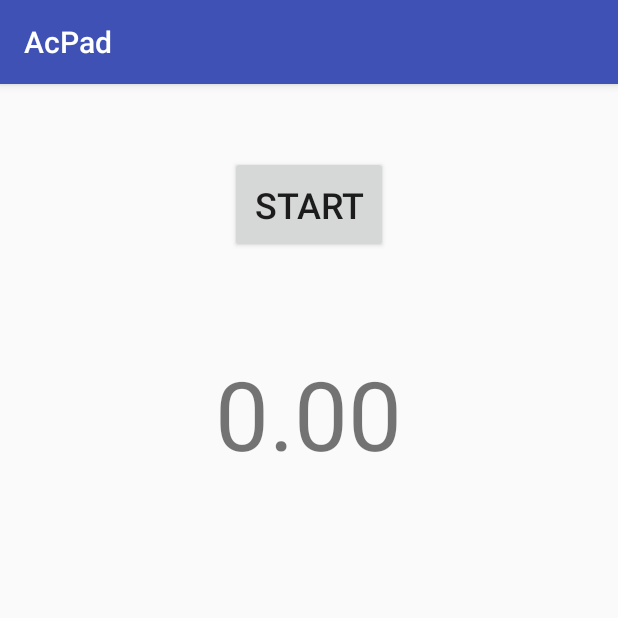
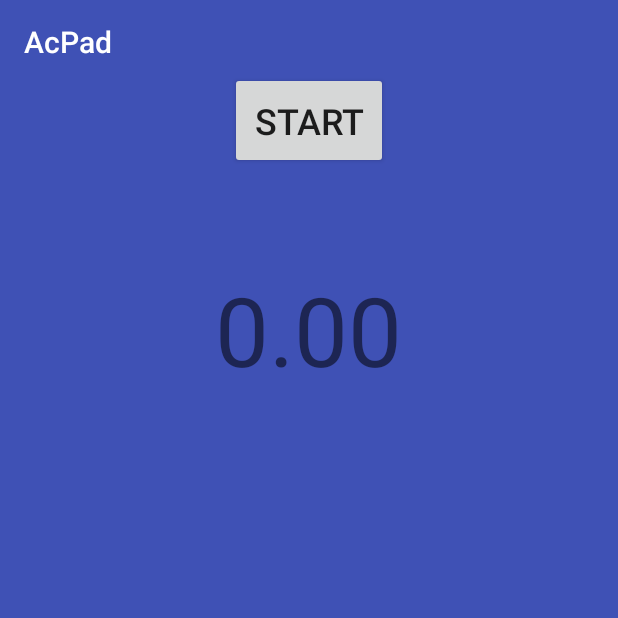
Before and after one commit to jqjiang819/AcousticPad, an Android app: the screen it shows after launch (MainActivity), on a phone screen of 412 x 824 dp, the top half of it. Run offline under Robolectric (Android 15) with nearby library versions, the phone set to English and light mode, and no system bars.

Commit message:
UI: add toolbar

```diff
--- a/app/build.gradle
+++ b/app/build.gradle
@@ -26,6 +26,7 @@ dependencies {
         exclude group: 'com.android.support', module: 'support-annotations'
     })
     compile 'com.android.support:appcompat-v7:25.3.1'
+    compile 'com.android.support:design:25.3.1'
     compile 'com.android.support.constraint:constraint-layout:1.0.2'
     testCompile 'junit:junit:4.12'
 }
--- a/app/src/main/AndroidManifest.xml
+++ b/app/src/main/AndroidManifest.xml
@@ -10,7 +10,7 @@
         android:label="@string/app_name"
         android:roundIcon="@mipmap/ic_launcher_round"
         android:supportsRtl="true"
-        android:theme="@style/AppTheme">
+        android:theme="@style/AppTheme.NoActionBar">
 
 
         <activity android:name=".MainActivity">
--- a/app/src/main/java/com/bigrats/acpad/MainActivity.java
+++ b/app/src/main/java/com/bigrats/acpad/MainActivity.java
@@ -1,11 +1,14 @@
 package com.bigrats.acpad;
 
+import android.Manifest;
 import android.support.v7.app.AppCompatActivity;
 import android.os.Bundle;
+import android.support.v7.widget.Toolbar;
 import android.view.View;
 import android.widget.Button;
 import android.widget.TextView;
 
+import com.bigrats.acpad.utils.PermissionRequest;
 import com.bigrats.acpadlib.AcPadHelper;
 
 import java.text.DecimalFormat;
@@ -19,11 +22,16 @@ public class MainActivity extends AppCompatActivity {
     protected void onCreate(Bundle savedInstanceState) {
         super.onCreate(savedInstanceState);
         setContentView(R.layout.activity_main);
+        requestPermissions();
         initView();
         initListeners();
     }
 
     private void initView() {
+        //Toolbar
+        Toolbar toolbar = (Toolbar) findViewById(R.id.toolbar);
+        setSupportActionBar(toolbar);
+
         this.btn_start = (Button) findViewById(R.id.btn_start);
         this.tv_dist = (TextView) findViewById(R.id.tv_dist);
 
@@ -58,4 +66,11 @@ public class MainActivity extends AppCompatActivity {
             }
         });
     }
+
+    private void requestPermissions(){
+        PermissionRequest permissionRequest = new PermissionRequest(this);
+        permissionRequest.addPermission(Manifest.permission.RECORD_AUDIO, 0);
+        permissionRequest.request();
+    }
+
 }
--- /dev/null
+++ b/app/src/main/java/com/bigrats/acpad/utils/PermissionRequest.java
@@ -0,0 +1,57 @@
+package com.bigrats.acpad.utils;
+
+import android.app.Activity;
+import android.content.pm.PackageManager;
+import android.support.v4.app.ActivityCompat;
+import android.support.v4.content.ContextCompat;
+
+import java.util.ArrayList;
+import java.util.List;
+
+/**
+ * Created by Jiaqiu on 2016/12/10.
+ */
+
+public class PermissionRequest {
+    private List<String> permissions, permissionsRequestList;
+    private List<Integer> request_codes, permissionsRequestCodeList;
+    private Activity activity;
+
+    private static final int REQUEST_CODE = 1;
+
+    public PermissionRequest(Activity activity){
+        this.permissions = new ArrayList<String>();
+        this.request_codes = new ArrayList<Integer>();
+        this.permissionsRequestList = new ArrayList<String>();
+        this.permissionsRequestCodeList = new ArrayList<Integer>();
+        this.activity = activity;
+    }
+
+    public PermissionRequest addPermission(String permission, int req_code){
+        this.permissions.add(permission);
+        this.request_codes.add(req_code);
+        return this;
+    }
+
+    public void request(){
+        this.checkPermissions();
+        if(this.permissionsRequestList.size()==0){
+            return;
+        }
+        ActivityCompat.requestPermissions(this.activity,
+                this.permissionsRequestList.toArray(new String[this.permissionsRequestList.size()]),
+                this.REQUEST_CODE);
+    }
+
+    private void checkPermissions(){
+        for (int i = 0; i < this.permissions.size(); i++) {
+            String permission = this.permissions.get(i);
+            int request_code = this.request_codes.get(i);
+            if(ContextCompat.checkSelfPermission(this.activity,permission)!= PackageManager.PERMISSION_GRANTED){
+                this.permissionsRequestList.add(permission);
+                this.permissionsRequestCodeList.add(request_code);
+            }
+        }
+    }
+
+}
--- a/app/src/main/res/layout/activity_main.xml
+++ b/app/src/main/res/layout/activity_main.xml
@@ -1,11 +1,16 @@
 <?xml version="1.0" encoding="utf-8"?>
-<android.support.constraint.ConstraintLayout xmlns:android="http://schemas.android.com/apk/res/android"
-    xmlns:app="http://schemas.android.com/apk/res-auto"
-    xmlns:tools="http://schemas.android.com/tools"
+<android.support.design.widget.CoordinatorLayout xmlns:android="http://schemas.android.com/apk/res/android"
+xmlns:app="http://schemas.android.com/apk/res-auto"
+xmlns:tools="http://schemas.android.com/tools"
+android:layout_width="match_parent"
+android:layout_height="match_parent"
+android:background="@color/colorPrimary"
+android:fitsSystemWindows="true"
+tools:context="com.bigrats.acpad.MainActivity">
+
+<include
+    layout="@layout/appbar_main"
     android:layout_width="match_parent"
-    android:layout_height="match_parent"
-    tools:context="com.bigrats.acpad.MainActivity">
+    android:layout_height="match_parent" />
 
-    <include layout="@layout/content_main"></include>
-
-</android.support.constraint.ConstraintLayout>
+</android.support.design.widget.CoordinatorLayout>
--- /dev/null
+++ b/app/src/main/res/layout/appbar_main.xml
@@ -0,0 +1,27 @@
+<?xml version="1.0" encoding="utf-8"?>
+<android.support.design.widget.CoordinatorLayout xmlns:android="http://schemas.android.com/apk/res/android"
+    xmlns:app="http://schemas.android.com/apk/res-auto"
+    xmlns:tools="http://schemas.android.com/tools"
+    android:layout_width="match_parent"
+    android:layout_height="match_parent"
+    android:fitsSystemWindows="false"
+    tools:context="com.bigrats.acpad.MainActivity">
+
+    <android.support.design.widget.AppBarLayout
+        android:layout_width="match_parent"
+        android:layout_height="wrap_content"
+        android:theme="@style/AppTheme.AppBarOverlay"
+        app:elevation="0dp">
+
+        <android.support.v7.widget.Toolbar
+            android:id="@+id/toolbar"
+            android:layout_width="match_parent"
+            android:layout_height="?actionBarSize"
+            android:background="?attr/colorPrimary"
+            app:popupTheme="@style/AppTheme.PopupOverlay"/>
+
+    </android.support.design.widget.AppBarLayout>
+
+    <include layout="@layout/content_main" />
+
+</android.support.design.widget.CoordinatorLayout>
--- a/app/src/main/res/values/styles.xml
+++ b/app/src/main/res/values/styles.xml
@@ -8,4 +8,13 @@
         <item name="colorAccent">@color/colorAccent</item>
     </style>
 
+    <style name="AppTheme.NoActionBar">
+        <item name="windowActionBar">false</item>
+        <item name="windowNoTitle">true</item>
+    </style>
+
+    <style name="AppTheme.AppBarOverlay" parent="ThemeOverlay.AppCompat.Dark.ActionBar" />
+
+    <style name="AppTheme.PopupOverlay" parent="ThemeOverlay.AppCompat.Light" />
+
 </resources>
```
